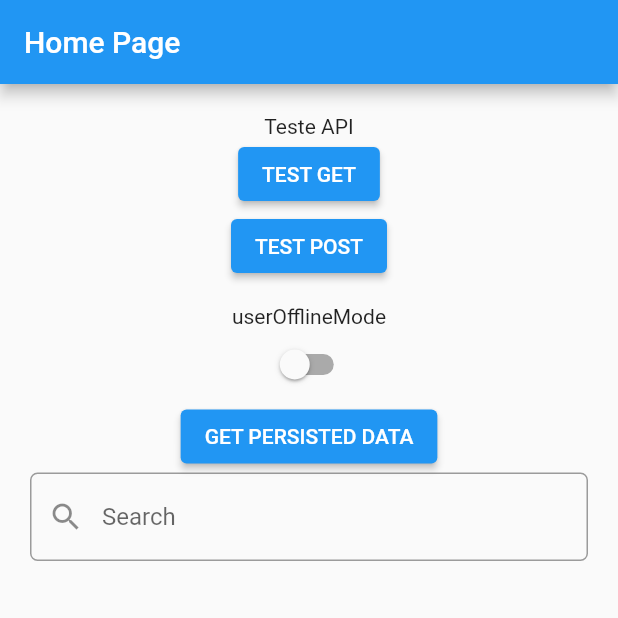
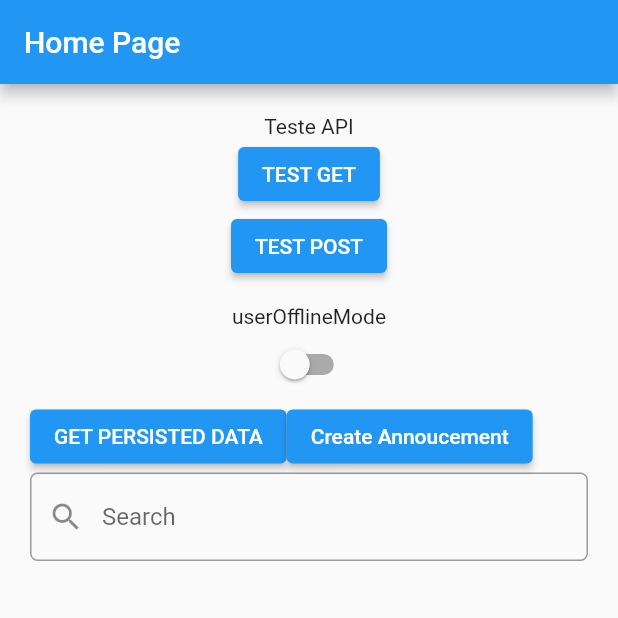
Before and after one commit to giovane-bortoli/dio_project, a Flutter app: the screen it shows after launch, on a phone screen of 412 x 824 dp, the top half of it. Run offline on Flutter 3.47's test engine with Material 2 defaults, Android fonts, the phone set to English and light mode, and no system bars; our stand-ins replace dio, flutter_dotenv, flutter_mobx, get_it, mobx, shared_preferences; generated files the repository leaves out were written again.

Commit message:
realizada a criação de outra tela

```diff
--- a/lib/dio_project_app.dart
+++ b/lib/dio_project_app.dart
@@ -1,4 +1,5 @@
 import 'package:dio_project/features/dio_test/views/home_screen.dart';
+import 'package:dio_project/shared/routes/app_routes.dart';
 import 'package:flutter/material.dart';
 
 class MyApp extends StatelessWidget {
@@ -11,7 +12,8 @@ class MyApp extends StatelessWidget {
       theme: ThemeData(
         primarySwatch: Colors.blue,
       ),
-      home: const MyHomePage(),
+      routes: AppRoutes.routes(context),
+      initialRoute: '/home',
     );
   }
 }
--- a/lib/features/dio_test/views/home_screen.dart
+++ b/lib/features/dio_test/views/home_screen.dart
@@ -95,11 +95,21 @@ class _MyHomePageState extends State<MyHomePage> {
         },
       );
 
-  Widget _buttonGetPersistedData() => ElevatedButton(
-        onPressed: () {
-          annoucementStore.getPersistedData();
-        },
-        child: const Text('GET PERSISTED DATA'),
+  Widget _buttonGetPersistedData() => Row(
+        children: [
+          ElevatedButton(
+            onPressed: () {
+              annoucementStore.getPersistedData();
+            },
+            child: const Text('GET PERSISTED DATA'),
+          ),
+          ElevatedButton(
+            onPressed: () {
+              Navigator.popAndPushNamed(context, '/createAnnoucement');
+            },
+            child: const Text('Create Annoucement'),
+          )
+        ],
       );
 
   Widget _searchField() => TextField(
--- /dev/null
+++ b/lib/shared/routes/app_routes.dart
@@ -0,0 +1,12 @@
+import 'package:dio_project/features/dio_test/views/create_annoucement_view.dart';
+import 'package:dio_project/features/dio_test/views/home_screen.dart';
+import 'package:flutter/widgets.dart';
+
+class AppRoutes {
+  static Map<String, WidgetBuilder> routes(context) {
+    return {
+      '/home': (context) => const MyHomePage(),
+      '/createAnnoucement': (context) => CreateAnnoucementView(),
+    };
+  }
+}
```
Also changed, not shown: lib/features/dio_test/controller/annoucements_store.dart (+19 -0 lines), lib/features/dio_test/views/create_annoucement_view.dart (added, +88 -0 lines).
